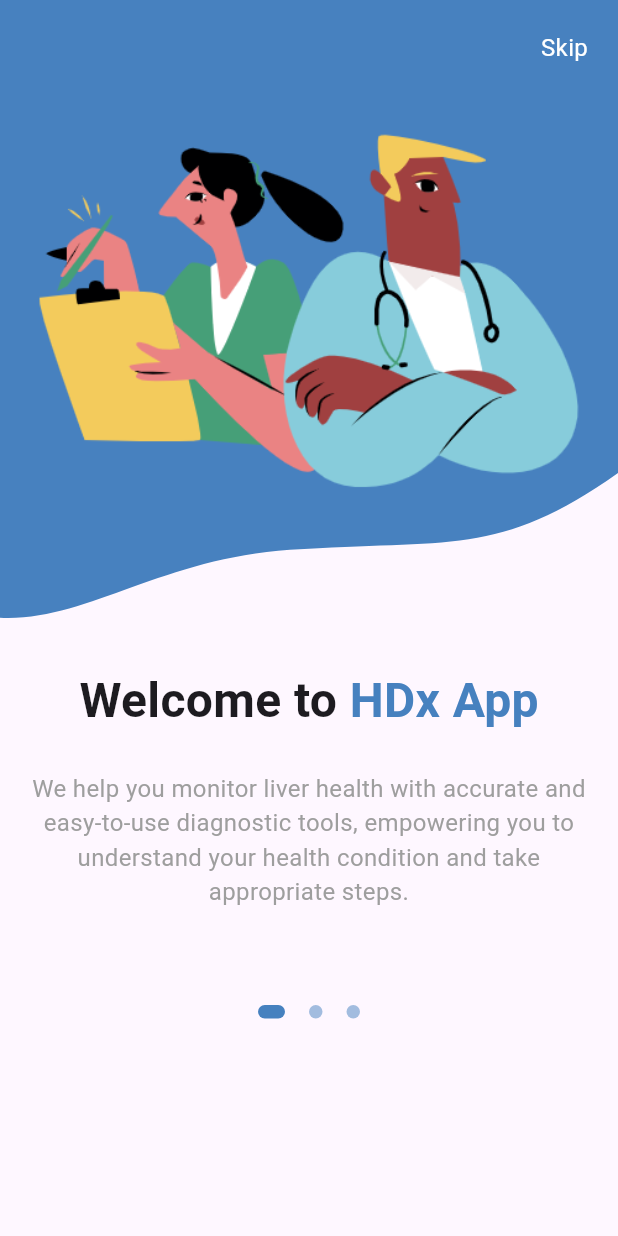
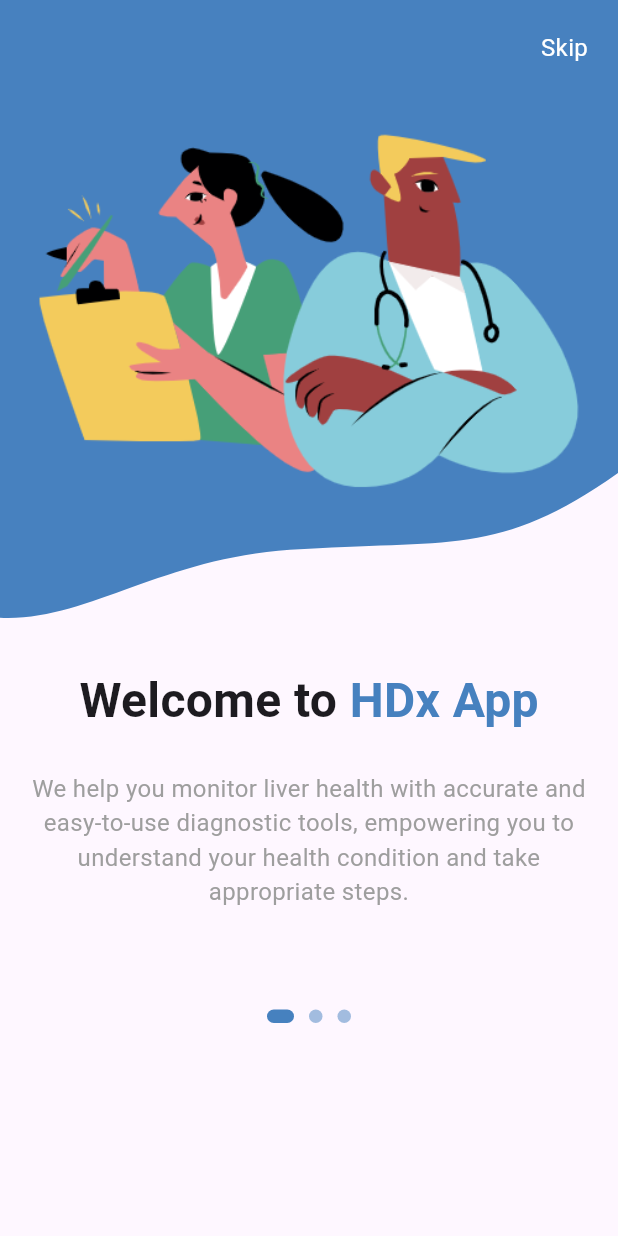
Before and after one commit to abdulrahmanibrahimdawood/e-commerce-app, a Flutter app: the screen it shows after launch, on a phone screen of 412 x 824 dp. Run offline on Flutter 3.47's test engine with Material 3 defaults, Android fonts, the phone set to English and light mode, and no system bars; drawn by our look-alikes of dots_indicator; our stand-ins replace flutter_svg.

Commit message:
edit onboarding

```diff
--- a/lib/features/on_boarding/presentation/views/widgets/on_boarding_views_body.dart
+++ b/lib/features/on_boarding/presentation/views/widgets/on_boarding_views_body.dart
@@ -49,7 +49,7 @@ class _OnBoardingViewsBodyState extends State<OnBoardingViewsBody> {
           decorator: DotsDecorator(
             activeColor: kPrimaryColor,
             color: kPrimaryColor.withValues(alpha: 0.5),
-            spacing: const EdgeInsets.all(8.0),
+            spacing: const EdgeInsets.all(5.0),
             size: const Size(9.0, 9.0),
             activeSize: const Size(18.0, 9.0),
             activeShape: RoundedRectangleBorder(
```
